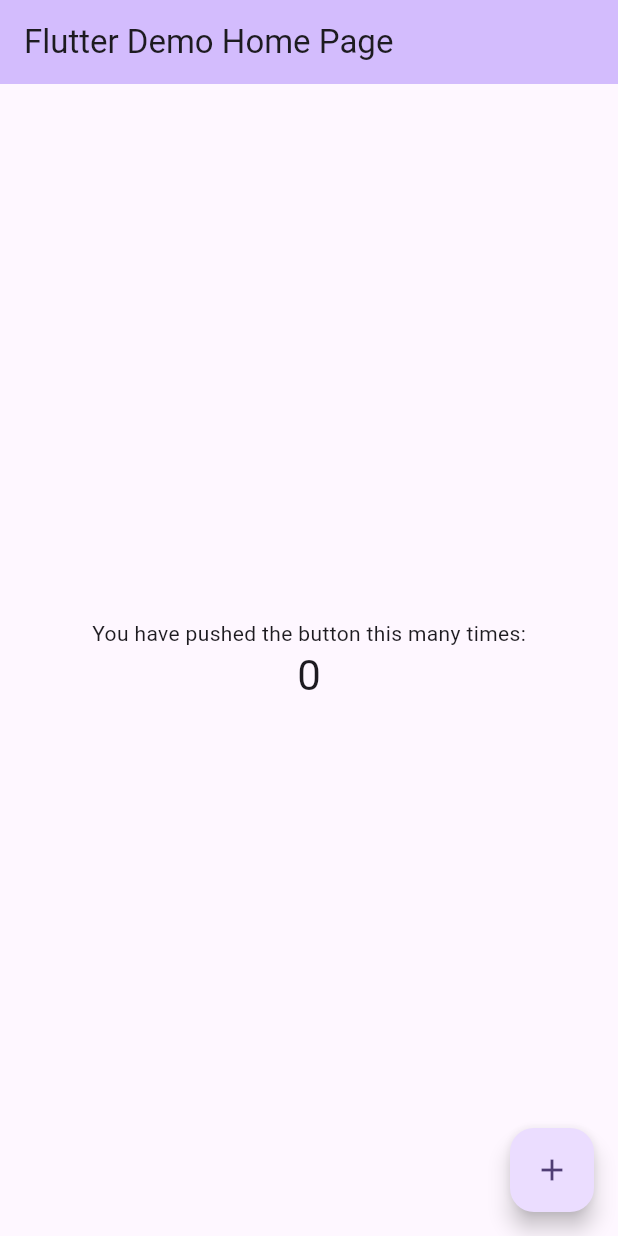
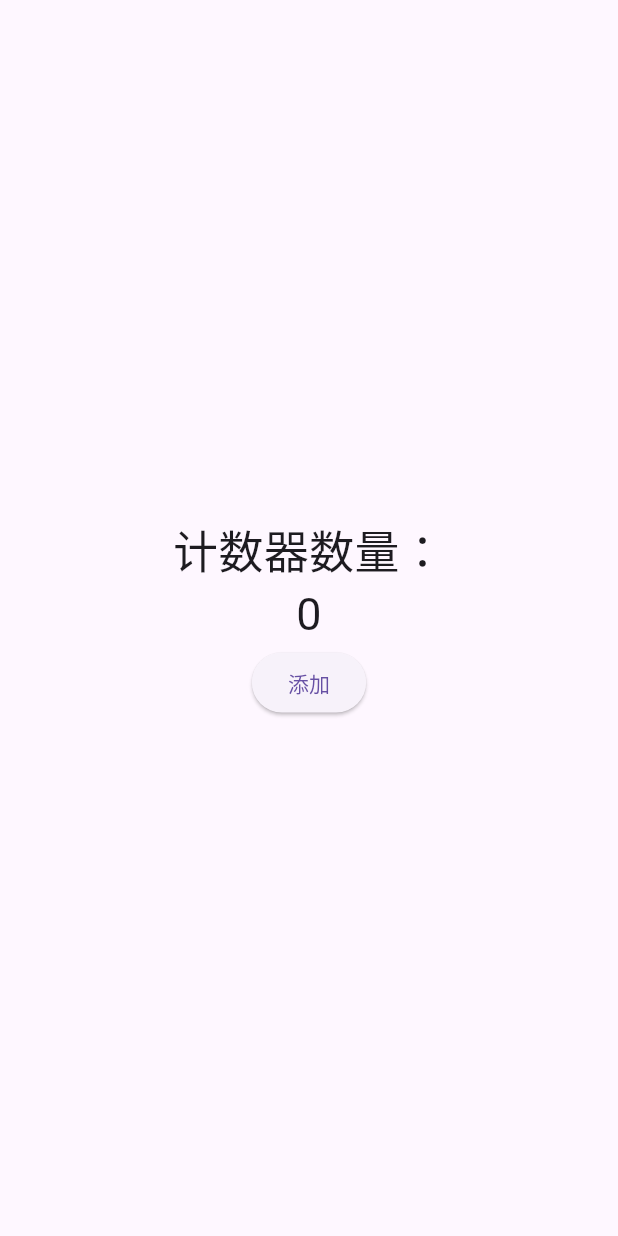
Before and after one commit to EatFans/Flutter-Study, a Flutter app: the screen it shows after launch, on a phone screen of 412 x 824 dp. Run offline on Flutter 3.47's test engine with Material 3 defaults, Android fonts, the light colour scheme and no system bars.

Commit message:
study7 Stateless 和 Stateful

```diff
--- a/study7/lib/main.dart
+++ b/study7/lib/main.dart
@@ -1,122 +1,18 @@
 import 'package:flutter/material.dart';
+import 'package:study7/pages/counter_page.dart';
 
-void main() {
+void main(){
   runApp(const MyApp());
 }
 
 class MyApp extends StatelessWidget {
   const MyApp({super.key});
 
-  // This widget is the root of your application.
   @override
   Widget build(BuildContext context) {
     return MaterialApp(
-      title: 'Flutter Demo',
-      theme: ThemeData(
-        // This is the theme of your application.
-        //
-        // TRY THIS: Try running your application with "flutter run". You'll see
-        // the application has a purple toolbar. Then, without quitting the app,
-        // try changing the seedColor in the colorScheme below to Colors.green
-        // and then invoke "hot reload" (save your changes or press the "hot
-        // reload" button in a Flutter-supported IDE, or press "r" if you used
-        // the command line to start the app).
-        //
-        // Notice that the counter didn't reset back to zero; the application
-        // state is not lost during the reload. To reset the state, use hot
-        // restart instead.
-        //
-        // This works for code too, not just values: Most code changes can be
-        // tested with just a hot reload.
-        colorScheme: ColorScheme.fromSeed(seedColor: Colors.deepPurple),
-      ),
-      home: const MyHomePage(title: 'Flutter Demo Home Page'),
+      debugShowCheckedModeBanner: false,
+      home: CounterPage()
     );
   }
 }
-
-class MyHomePage extends StatefulWidget {
-  const MyHomePage({super.key, required this.title});
-
-  // This widget is the home page of your application. It is stateful, meaning
-  // that it has a State object (defined below) that contains fields that affect
-  // how it looks.
-
-  // This class is the configuration for the state. It holds the values (in this
-  // case the title) provided by the parent (in this case the App widget) and
-  // used by the build method of the State. Fields in a Widget subclass are
-  // always marked "final".
-
-  final String title;
-
-  @override
-  State<MyHomePage> createState() => _MyHomePageState();
-}
-
-class _MyHomePageState extends State<MyHomePage> {
-  int _counter = 0;
-
-  void _incrementCounter() {
-    setState(() {
-      // This call to setState tells the Flutter framework that something has
-      // changed in this State, which causes it to rerun the build method below
-      // so that the display can reflect the updated values. If we changed
-      // _counter without calling setState(), then the build method would not be
-      // called again, and so nothing would appear to happen.
-      _counter++;
-    });
-  }
-
-  @override
-  Widget build(BuildContext context) {
-    // This method is rerun every time setState is called, for instance as done
-    // by the _incrementCounter method above.
-    //
-    // The Flutter framework has been optimized to make rerunning build methods
-    // fast, so that you can just rebuild anything that needs updating rather
-    // than having to individually change instances of widgets.
-    return Scaffold(
-      appBar: AppBar(
-        // TRY THIS: Try changing the color here to a specific color (to
-        // Colors.amber, perhaps?) and trigger a hot reload to see the AppBar
-        // change color while the other colors stay the same.
-        backgroundColor: Theme.of(context).colorScheme.inversePrimary,
-        // Here we take the value from the MyHomePage object that was created by
-        // the App.build method, and use it to set our appbar title.
-        title: Text(widget.title),
-      ),
-      body: Center(
-        // Center is a layout widget. It takes a single child and positions it
-        // in the middle of the parent.
-        child: Column(
-          // Column is also a layout widget. It takes a list of children and
-          // arranges them vertically. By default, it sizes itself to fit its
-          // children horizontally, and tries to be as tall as its parent.
-          //
-          // Column has various properties to control how it sizes itself and
-          // how it positions its children. Here we use mainAxisAlignment to
-          // center the children vertically; the main axis here is the vertical
-          // axis because Columns are vertical (the cross axis would be
-          // horizontal).
-          //
-          // TRY THIS: Invoke "debug painting" (choose the "Toggle Debug Paint"
-          // action in the IDE, or press "p" in the console), to see the
-          // wireframe for each widget.
-          mainAxisAlignment: MainAxisAlignment.center,
-          children: <Widget>[
-            const Text('You have pushed the button this many times:'),
-            Text(
-              '$_counter',
-              style: Theme.of(context).textTheme.headlineMedium,
-            ),
-          ],
-        ),
-      ),
-      floatingActionButton: FloatingActionButton(
-        onPressed: _incrementCounter,
-        tooltip: 'Increment',
-        child: const Icon(Icons.add),
-      ), // This trailing comma makes auto-formatting nicer for build methods.
-    );
-  }
-}
--- /dev/null
+++ b/study7/lib/pages/counter_page.dart
@@ -0,0 +1,59 @@
+import 'package:flutter/material.dart';
+
+// CounterPage 有状态的Widget, 这里为StatefulWidget
+class CounterPage extends StatefulWidget {
+  const CounterPage({super.key});
+
+  @override
+  State<CounterPage> createState() => _CounterPageState();
+}
+
+class _CounterPageState extends State<CounterPage> {
+
+  // 变量
+  int _counter = 0;
+
+  // 方法函数
+  void _add(){
+    // 设置状态重建组件
+    setState(() {
+      _counter ++;
+    });
+  }
+
+  // UI (用户交互）
+  @override
+  Widget build(BuildContext context) {
+    return Scaffold(
+      body: Center(
+        child: Column(
+          mainAxisAlignment: MainAxisAlignment.center,
+          children: [
+            // 文本
+            Text(
+                "计数器数量：",
+              style: TextStyle(
+                fontSize: 30
+              ),
+            ),
+
+            // 计数counter值显示
+            Text(
+                _counter.toString(),
+              style: TextStyle(
+                fontSize: 30
+              ),
+            ),
+
+            // 增加按钮
+            ElevatedButton(
+                onPressed: _add,
+                child: Text("添加"),
+
+            ),
+          ],
+        ),
+      )
+    );
+  }
+}
```
